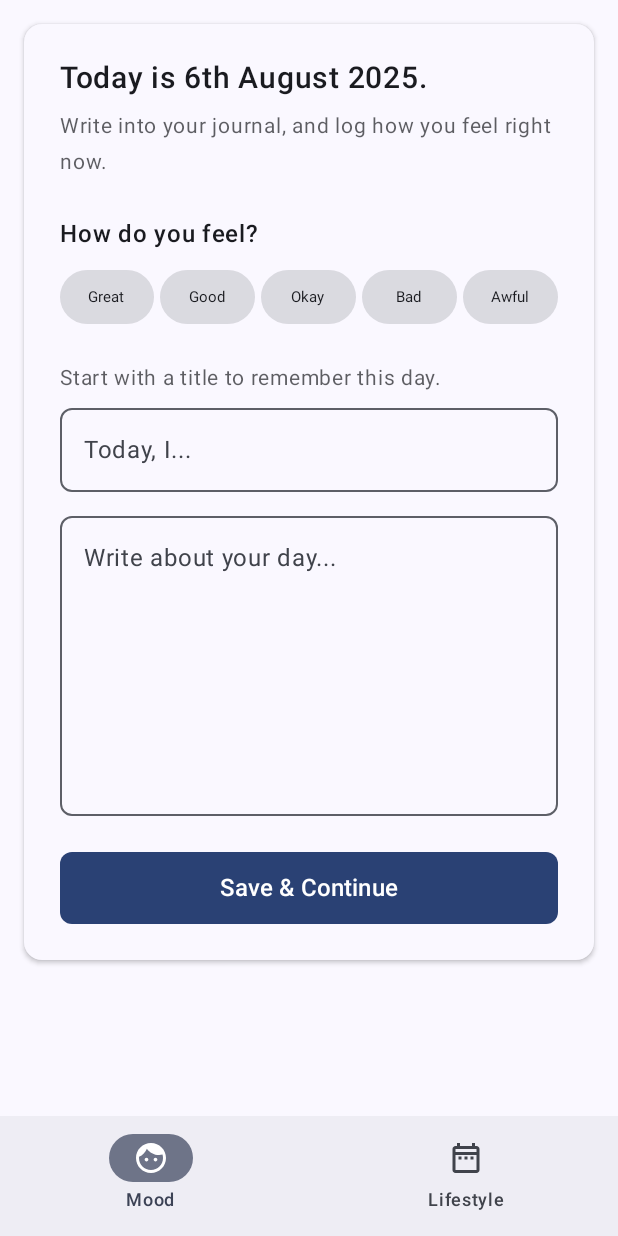
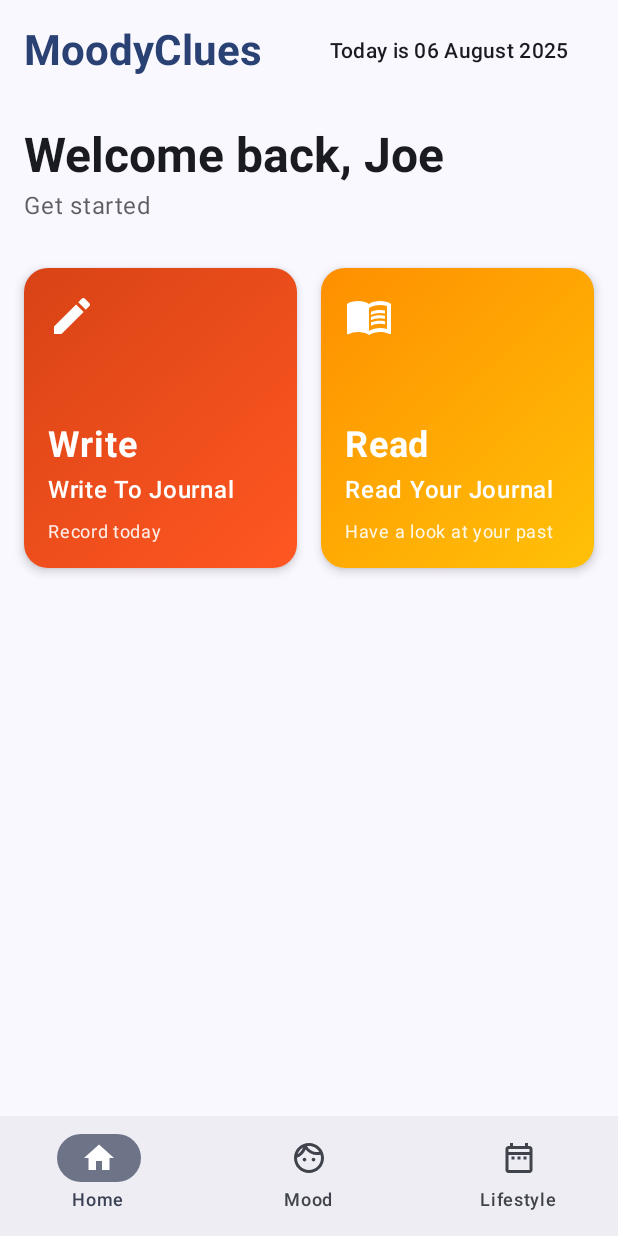
Before and after one commit to tinasqk/AD-Androidwork, an Android app built with Jetpack Compose: the screen it shows after launch (MainActivity), on a phone screen of 412 x 824 dp. Run offline under Robolectric (Android 15) with nearby library versions, the phone set to English and light mode, and no system bars.

Commit message:
改变主页面
我增加了home页面,改变了导航的方式

```diff
--- a/app/src/main/java/com/example/nus/ui/navigation/AppNavigation.kt
+++ b/app/src/main/java/com/example/nus/ui/navigation/AppNavigation.kt
@@ -5,9 +5,11 @@ import androidx.compose.material.icons.Icons
 import androidx.compose.material.icons.filled.DateRange
 import androidx.compose.material.icons.filled.Face
 import androidx.compose.material.icons.filled.Favorite
+import androidx.compose.material.icons.filled.Home
 import androidx.compose.material.icons.outlined.DateRange
 import androidx.compose.material.icons.outlined.Face
 import androidx.compose.material.icons.outlined.FavoriteBorder
+import androidx.compose.material.icons.outlined.Home
 import androidx.compose.material3.Icon
 import androidx.compose.material3.NavigationBar
 import androidx.compose.material3.NavigationBarItem
@@ -27,6 +29,7 @@ import androidx.navigation.compose.composable
 import androidx.navigation.compose.currentBackStackEntryAsState
 import androidx.navigation.compose.rememberNavController
 import com.example.nus.ui.screens.FeelScreen
+import com.example.nus.ui.screens.HomeScreen
 import com.example.nus.ui.screens.LifestyleScreen
 import com.example.nus.ui.screens.MoodScreen
 import com.example.nus.viewmodel.FeelViewModel
@@ -34,6 +37,7 @@ import com.example.nus.viewmodel.LifestyleViewModel
 import com.example.nus.viewmodel.MoodViewModel
 
 sealed class Screen(val route: String, val title: String) {
+    object Home : Screen("home", "Home")
     object Mood : Screen("mood", "Mood")
     object Lifestyle : Screen("lifestyle", "Lifestyle")
     object Feel : Screen("feel", "Feel")
@@ -43,6 +47,7 @@ sealed class Screen(val route: String, val title: String) {
 fun AppNavigation() {
     val navController = rememberNavController()
     val items = listOf(
+        Screen.Home,
         Screen.Mood,
         Screen.Lifestyle
     )
@@ -64,6 +69,13 @@ fun AppNavigation() {
                     NavigationBarItem(
                         icon = {
                             when (screen) {
+                                Screen.Home -> {
+                                    if (selected) {
+                                        Icon(Icons.Filled.Home, contentDescription = null)
+                                    } else {
+                                        Icon(Icons.Outlined.Home, contentDescription = null)
+                                    }
+                                }
                                 Screen.Mood -> {
                                     if (selected) {
                                         Icon(Icons.Filled.Face, contentDescription = null)
@@ -105,9 +117,31 @@ fun AppNavigation() {
     ) { innerPadding ->
         NavHost(
             navController = navController,
-            startDestination = Screen.Mood.route,
+            startDestination = Screen.Home.route,
             modifier = Modifier.padding(innerPadding)
         ) {
+            composable(Screen.Home.route) {
+                HomeScreen(
+                    onNavigateToMood = {
+                        navController.navigate(Screen.Mood.route) {
+                            popUpTo(navController.graph.findStartDestination().id) {
+                                saveState = true
+                            }
+                            launchSingleTop = true
+                            restoreState = true
+                        }
+                    },
+                    onNavigateToLifestyle = {
+                        navController.navigate(Screen.Lifestyle.route) {
+                            popUpTo(navController.graph.findStartDestination().id) {
+                                saveState = true
+                            }
+                            launchSingleTop = true
+                            restoreState = true
+                        }
+                    }
+                )
+            }
             composable(Screen.Mood.route) {
                 MoodScreen(
                     viewModel = moodViewModel,
--- /dev/null
+++ b/app/src/main/java/com/example/nus/ui/screens/HomeScreen.kt
@@ -0,0 +1,211 @@
+package com.example.nus.ui.screens
+
+import androidx.compose.foundation.Image
+import androidx.compose.foundation.background
+import androidx.compose.foundation.clickable
+import androidx.compose.foundation.layout.Arrangement
+import androidx.compose.foundation.layout.Box
+import androidx.compose.foundation.layout.Column
+import androidx.compose.foundation.layout.Row
+import androidx.compose.foundation.layout.Spacer
+import androidx.compose.foundation.layout.fillMaxSize
+import androidx.compose.foundation.layout.fillMaxWidth
+import androidx.compose.foundation.layout.height
+import androidx.compose.foundation.layout.padding
+import androidx.compose.foundation.layout.size
+import androidx.compose.foundation.layout.width
+import androidx.compose.foundation.rememberScrollState
+import androidx.compose.foundation.shape.RoundedCornerShape
+import androidx.compose.foundation.verticalScroll
+import androidx.compose.material.icons.Icons
+import androidx.compose.material.icons.automirrored.filled.MenuBook
+import androidx.compose.material.icons.filled.Create
+import androidx.compose.material3.Card
+import androidx.compose.material3.CardDefaults
+import androidx.compose.material3.Icon
+import androidx.compose.material3.MaterialTheme
+import androidx.compose.material3.Text
+import androidx.compose.runtime.Composable
+import androidx.compose.ui.Alignment
+import androidx.compose.ui.Modifier
+import androidx.compose.ui.draw.clip
+import androidx.compose.ui.graphics.Brush
+import androidx.compose.ui.graphics.Color
+import androidx.compose.ui.graphics.vector.ImageVector
+import androidx.compose.ui.text.font.FontWeight
+import androidx.compose.ui.text.style.TextAlign
+import androidx.compose.ui.unit.dp
+import androidx.compose.ui.unit.sp
+import java.time.LocalDate
+import java.time.format.DateTimeFormatter
+
+@Composable
+fun HomeScreen(
+    onNavigateToMood: () -> Unit = {},
+    onNavigateToLifestyle: () -> Unit = {}
+) {
+    val currentDate = LocalDate.now()
+    val dateFormatter = DateTimeFormatter.ofPattern("dd MMMM yyyy")
+
+    Column(
+        modifier = Modifier
+            .fillMaxSize()
+            .background(MaterialTheme.colorScheme.background)
+            .verticalScroll(rememberScrollState())
+            .padding(16.dp)
+    ) {
+        // Header with date
+        Row(
+            modifier = Modifier.fillMaxWidth(),
+            horizontalArrangement = Arrangement.SpaceBetween,
+            verticalAlignment = Alignment.CenterVertically
+        ) {
+            Text(
+                text = "MoodyClues",
+                style = MaterialTheme.typography.headlineMedium,
+                fontWeight = FontWeight.Bold,
+                color = MaterialTheme.colorScheme.primary
+            )
+
+            Card(
+                colors = CardDefaults.cardColors(
+                    containerColor = MaterialTheme.colorScheme.surface
+                ),
+                shape = RoundedCornerShape(20.dp)
+            ) {
+                Text(
+                    text = "Today is ${currentDate.format(dateFormatter)}",
+                    modifier = Modifier.padding(horizontal = 16.dp, vertical = 8.dp),
+                    style = MaterialTheme.typography.bodyMedium,
+                    fontWeight = FontWeight.Medium
+                )
+            }
+        }
+
+        Spacer(modifier = Modifier.height(32.dp))
+
+        // Welcome message
+        Text(
+            text = "Welcome back, Joe",
+            style = MaterialTheme.typography.headlineLarge,
+            fontWeight = FontWeight.Bold,
+            color = MaterialTheme.colorScheme.onBackground
+        )
+
+        Text(
+            text = "Get started",
+            style = MaterialTheme.typography.bodyLarge,
+            color = MaterialTheme.colorScheme.onBackground.copy(alpha = 0.7f),
+            modifier = Modifier.padding(top = 4.dp)
+        )
+
+        Spacer(modifier = Modifier.height(32.dp))
+
+        // Action cards
+        Row(
+            modifier = Modifier.fillMaxWidth(),
+            horizontalArrangement = Arrangement.spacedBy(16.dp)
+        ) {
+            // Write card
+            ActionCard(
+                title = "Write",
+                subtitle = "Write To Journal",
+                description = "Record today",
+                icon = Icons.Default.Create,
+                backgroundColor = listOf(
+                    Color(0xFFD84315), // Deep orange
+                    Color(0xFFFF5722)  // Orange
+                ),
+                modifier = Modifier.weight(1f),
+                onClick = onNavigateToMood
+            )
+
+            // Read card
+            ActionCard(
+                title = "Read",
+                subtitle = "Read Your Journal",
+                description = "Have a look at your past",
+                icon = Icons.AutoMirrored.Filled.MenuBook,
+                backgroundColor = listOf(
+                    Color(0xFFFF8F00), // Amber
+                    Color(0xFFFFC107)  // Yellow
+                ),
+                modifier = Modifier.weight(1f),
+                onClick = onNavigateToLifestyle
+            )
+        }
+
+        Spacer(modifier = Modifier.height(32.dp))
+    }
+}
+
+@Composable
+private fun ActionCard(
+    title: String,
+    subtitle: String,
+    description: String,
+    icon: ImageVector,
+    backgroundColor: List<Color>,
+    modifier: Modifier = Modifier,
+    onClick: () -> Unit = {}
+) {
+    Card(
+        modifier = modifier
+            .height(200.dp)
+            .clickable { onClick() },
+        shape = RoundedCornerShape(16.dp),
+        elevation = CardDefaults.cardElevation(defaultElevation = 4.dp)
+    ) {
+        Box(
+            modifier = Modifier
+                .fillMaxSize()
+                .background(
+                    brush = Brush.linearGradient(
+                        colors = backgroundColor
+                    )
+                )
+                .padding(16.dp)
+        ) {
+            Column(
+                modifier = Modifier.fillMaxSize(),
+                verticalArrangement = Arrangement.SpaceBetween
+            ) {
+                // Icon
+                Icon(
+                    imageVector = icon,
+                    contentDescription = title,
+                    tint = Color.White,
+                    modifier = Modifier.size(32.dp)
+                )
+
+                // Content
+                Column {
+                    Text(
+                        text = title,
+                        color = Color.White,
+                        fontSize = 24.sp,
+                        fontWeight = FontWeight.Bold
+                    )
+
+                    Spacer(modifier = Modifier.height(4.dp))
+
+                    Text(
+                        text = subtitle,
+                        color = Color.White,
+                        fontSize = 16.sp,
+                        fontWeight = FontWeight.Medium
+                    )
+
+                    Spacer(modifier = Modifier.height(8.dp))
+
+                    Text(
+                        text = description,
+                        color = Color.White.copy(alpha = 0.9f),
+                        fontSize = 12.sp,
+                        lineHeight = 16.sp
+                    )
+                }
+            }
+        }
+    }
+}
```
